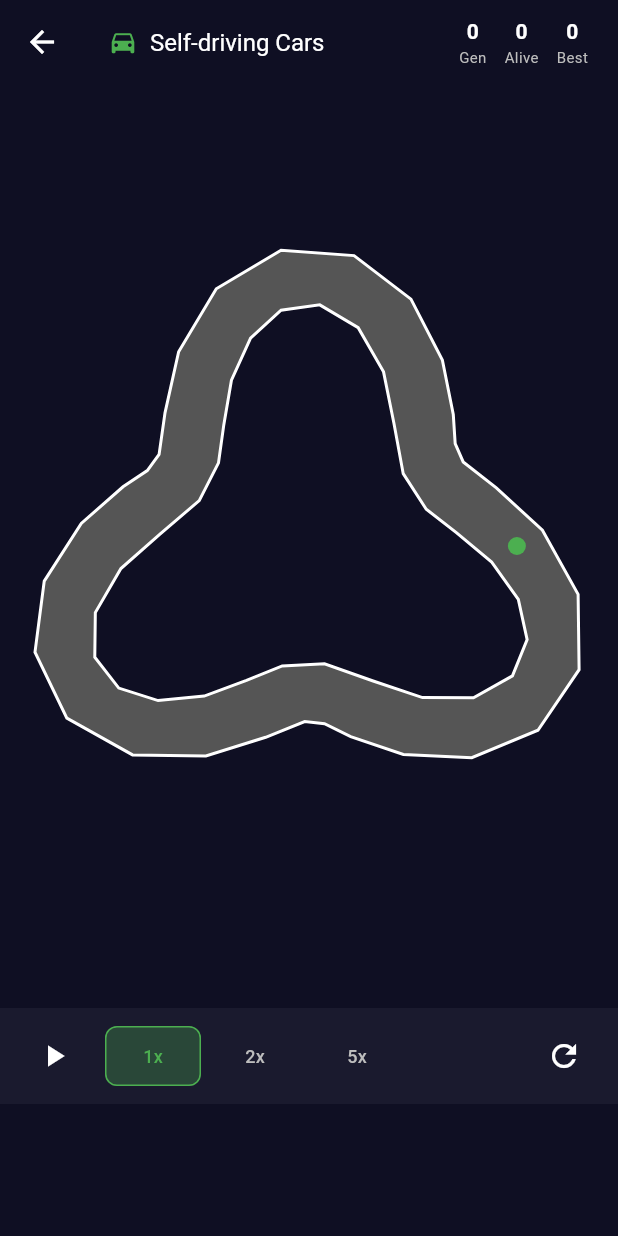
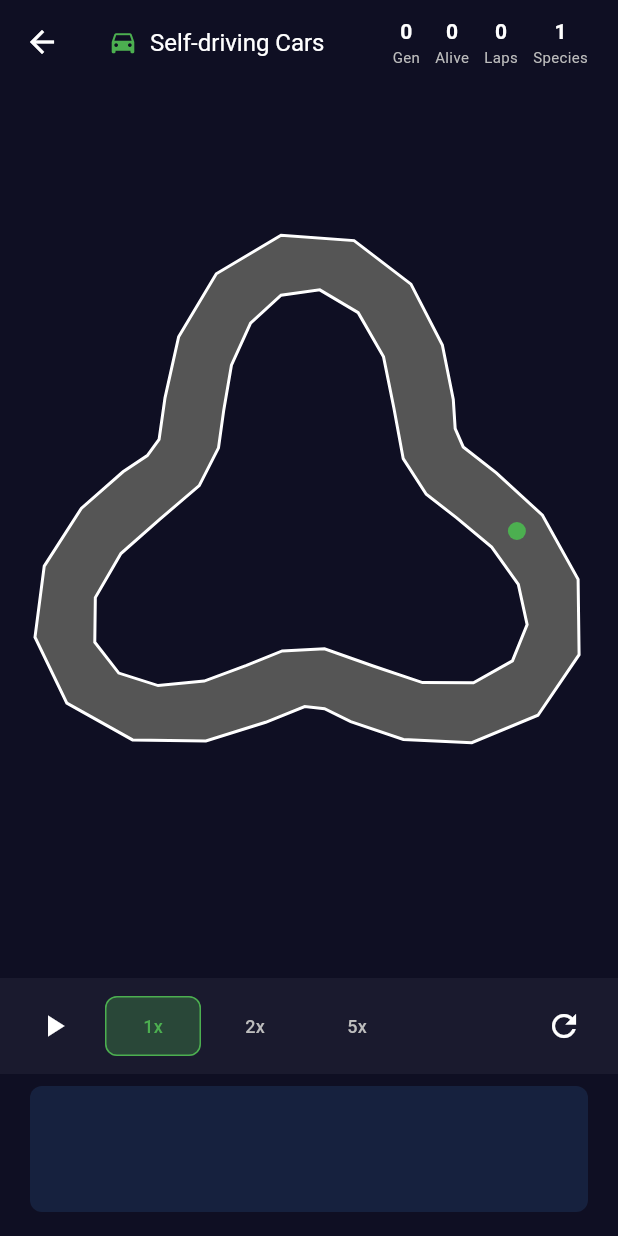
Before and after one commit to spiroskafk/neuroevo_lab, a Flutter app: the screen it shows after launch, after a tap on "Self-driving Cars", on a phone screen of 412 x 824 dp. Run offline on Flutter 3.47's test engine with Material 3 defaults, Android fonts, the phone set to English and light mode, and no system bars.

Commit message:
Better stats: laps, species, target line on graph
- InfoOverlay: Gen, Alive, Laps, Species
- FitnessGraph: 1-lap target line, generation label
- EvolutionState: bestLaps, bestCheckpoint, speciesCount
- Fix bestFitness tracking (max across gens, not overwrite)
- Stagnation timeout: 5s -> 8s

```diff
--- a/lib/simulations/base/evolution_state.dart
+++ b/lib/simulations/base/evolution_state.dart
@@ -3,31 +3,36 @@
 class EvolutionState extends ChangeNotifier {
   int generation = 0;
   int aliveCount = 0;
+  int speciesCount = 0;
+  int bestLaps = 0;
+  int bestCheckpoint = 0;
   double bestFitness = 0;
   double averageFitness = 0;
+  double genTimeMs = 0;
   bool isRunning = false;
   double speedMultiplier = 1;
   bool showNetwork = false;
 
   final List<double> bestFitnessHistory = [];
   final List<double> averageFitnessHistory = [];
-  final List<int> generationHistory = [];
 
   void reset() {
     generation = 0;
     aliveCount = 0;
+    speciesCount = 0;
+    bestLaps = 0;
+    bestCheckpoint = 0;
     bestFitness = 0;
     averageFitness = 0;
+    genTimeMs = 0;
     bestFitnessHistory.clear();
     averageFitnessHistory.clear();
-    generationHistory.clear();
     notifyListeners();
   }
 
   void recordGeneration() {
     bestFitnessHistory.add(bestFitness);
     averageFitnessHistory.add(averageFitness);
-    generationHistory.add(generation);
     notifyListeners();
   }
 
--- a/lib/simulations/self_driving/car.dart
+++ b/lib/simulations/self_driving/car.dart
@@ -37,7 +37,7 @@
   static const double brakeForce = 100;
   static const double friction = 0.95;
   static const double turnSpeed = 3;
-  static const double maxStagnationTime = 5;
+  static const double maxStagnationTime = 8;
 
   void update(double dt, double acceleration, double steering) {
     if (!alive) return;
--- a/lib/simulations/self_driving/car_simulation.dart
+++ b/lib/simulations/self_driving/car_simulation.dart
@@ -28,6 +28,7 @@
     _track = null;
     cars.clear();
     _population = Population.initial(neatConfig, seed: 42);
+    state.speciesCount = _population!.species.length;
     _needsSpawn = true;
   }
 
@@ -64,8 +65,11 @@
 
     pop.evolve();
     state.generation = pop.generation;
-    state.bestFitness = pop.bestFitness;
+    if (pop.bestFitness > state.bestFitness) {
+      state.bestFitness = pop.bestFitness;
+    }
     state.averageFitness = pop.averageFitness;
+    state.speciesCount = pop.species.length;
     state.recordGeneration();
     _spawnCars();
   }
@@ -112,12 +116,21 @@
     }
 
     double maxFitness = 0;
+    int maxLaps = 0;
+    int maxCheckpoint = 0;
     for (int i = 0; i < cars.length && i < pop.genomes.length; i++) {
-      final f = cars[i].computeFitness();
-      if (f > maxFitness) maxFitness = f;
+      final c = cars[i];
+      final f = c.computeFitness();
+      if (f > maxFitness) {
+        maxFitness = f;
+        maxLaps = c.totalLaps;
+        maxCheckpoint = c.checkpointIndex;
+      }
     }
     if (maxFitness > state.bestFitness) {
       state.bestFitness = maxFitness;
+      state.bestLaps = maxLaps;
+      state.bestCheckpoint = maxCheckpoint;
     }
   }
 
--- a/lib/widgets/fitness_graph.dart
+++ b/lib/widgets/fitness_graph.dart
@@ -9,7 +9,7 @@
   @override
   Widget build(BuildContext context) {
     return Container(
-      height: 80,
+      height: 100,
       padding: const EdgeInsets.all(8),
       child: CustomPaint(
         size: Size.infinite,
@@ -26,8 +26,21 @@
 
   @override
   void paint(Canvas canvas, Size size) {
+    _drawBackground(canvas, size);
+
     if (state.bestFitnessHistory.isEmpty) return;
 
+    final maxVal = state.bestFitnessHistory
+        .fold(0.0, (prev, v) => v > prev ? v : prev);
+    if (maxVal <= 0) return;
+
+    _drawTargetLine(canvas, size, maxVal);
+    _drawYLabels(canvas, size, maxVal);
+    _drawLine(canvas, size, state.bestFitnessHistory, maxVal, const Color(0xFF4CAF50));
+    _drawLine(canvas, size, state.averageFitnessHistory, maxVal, const Color(0xFF2196F3));
+  }
+
+  void _drawBackground(Canvas canvas, Size size) {
     final bgPaint = Paint()..color = const Color(0xFF16213E);
     canvas.drawRRect(
       RRect.fromRectAndRadius(
@@ -36,16 +49,43 @@
       ),
       bgPaint,
     );
+  }
 
-    final maxFitness = state.bestFitnessHistory
-        .fold(0.0, (prev, v) => v > prev ? v : prev);
-    if (maxFitness <= 0) return;
+  void _drawTargetLine(Canvas canvas, Size size, double maxVal) {
+    const target = 1000.0;
+    if (maxVal < target) {
+      final y = size.height - (target / maxVal * size.height);
+      if (y > 0) {
+        final paint = Paint()
+          ..color = const Color(0x44FFD700)
+          ..strokeWidth = 1
+          ..style = PaintingStyle.stroke;
+        canvas.drawLine(Offset(0, y), Offset(size.width, y), paint);
 
-    final bestValues = state.bestFitnessHistory;
-    final avgValues = state.averageFitnessHistory;
+        final tp = TextPainter(
+          text: TextSpan(
+            text: '1 lap',
+            style: TextStyle(color: Colors.amber.withValues(alpha: 0.5), fontSize: 9),
+          ),
+          textDirection: TextDirection.ltr,
+        )..layout();
+        tp.paint(canvas, Offset(2, y - tp.height - 2));
+      }
+    }
+  }
 
-    _drawLine(canvas, size, bestValues, maxFitness, const Color(0xFF4CAF50));
-    _drawLine(canvas, size, avgValues, maxFitness, const Color(0xFF2196F3));
+  void _drawYLabels(Canvas canvas, Size size, double maxVal) {
+    final genCount = state.bestFitnessHistory.length;
+    if (genCount < 2) return;
+
+    final tp = TextPainter(
+      text: TextSpan(
+        text: 'G${state.generation}',
+        style: const TextStyle(color: Colors.grey, fontSize: 9),
+      ),
+      textDirection: TextDirection.ltr,
+    )..layout();
+    tp.paint(canvas, Offset(size.width - tp.width - 4, size.height - tp.height - 2));
   }
 
   void _drawLine(
--- a/lib/widgets/info_overlay.dart
+++ b/lib/widgets/info_overlay.dart
@@ -17,17 +17,19 @@
       child: Row(
         mainAxisSize: MainAxisSize.min,
         children: [
-          _infoChip('Gen', '${state.generation}'),
-          const SizedBox(width: 12),
-          _infoChip('Alive', '${state.aliveCount}'),
-          const SizedBox(width: 12),
-          _infoChip('Best', state.bestFitness.toStringAsFixed(0)),
+          _chip('Gen', '${state.generation}'),
+          const SizedBox(width: 10),
+          _chip('Alive', '${state.aliveCount}'),
+          const SizedBox(width: 10),
+          _chip('Laps', '${state.bestLaps}'),
+          const SizedBox(width: 10),
+          _chip('Species', '${state.speciesCount}'),
         ],
       ),
     );
   }
 
-  Widget _infoChip(String label, String value) {
+  Widget _chip(String label, String value) {
     return Column(
       mainAxisSize: MainAxisSize.min,
       children: [
```
